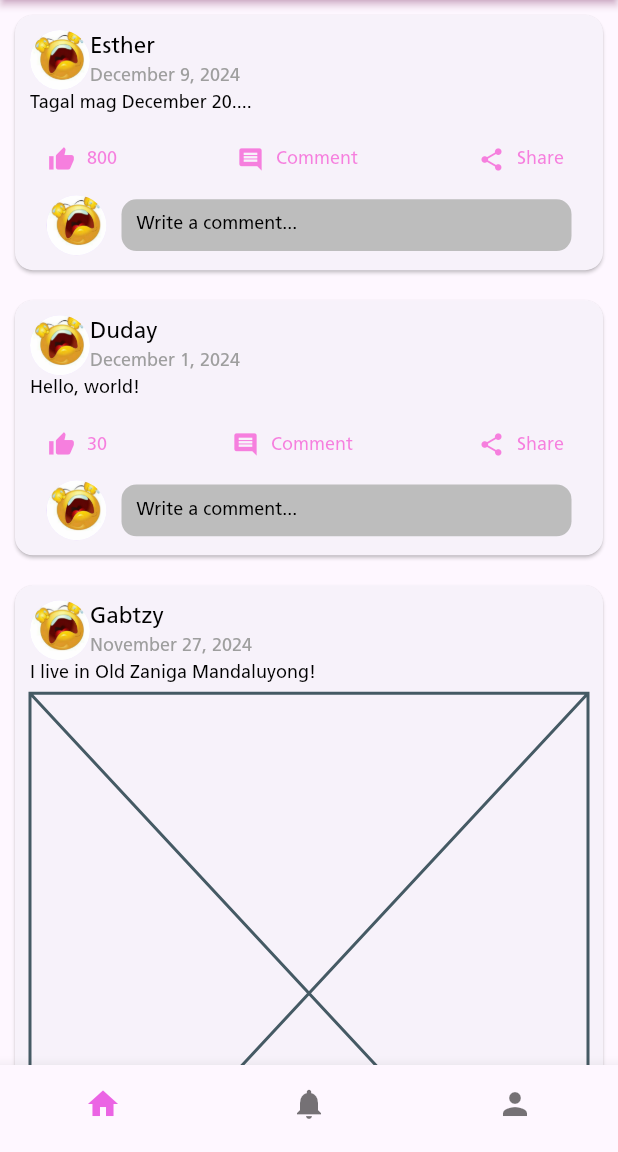
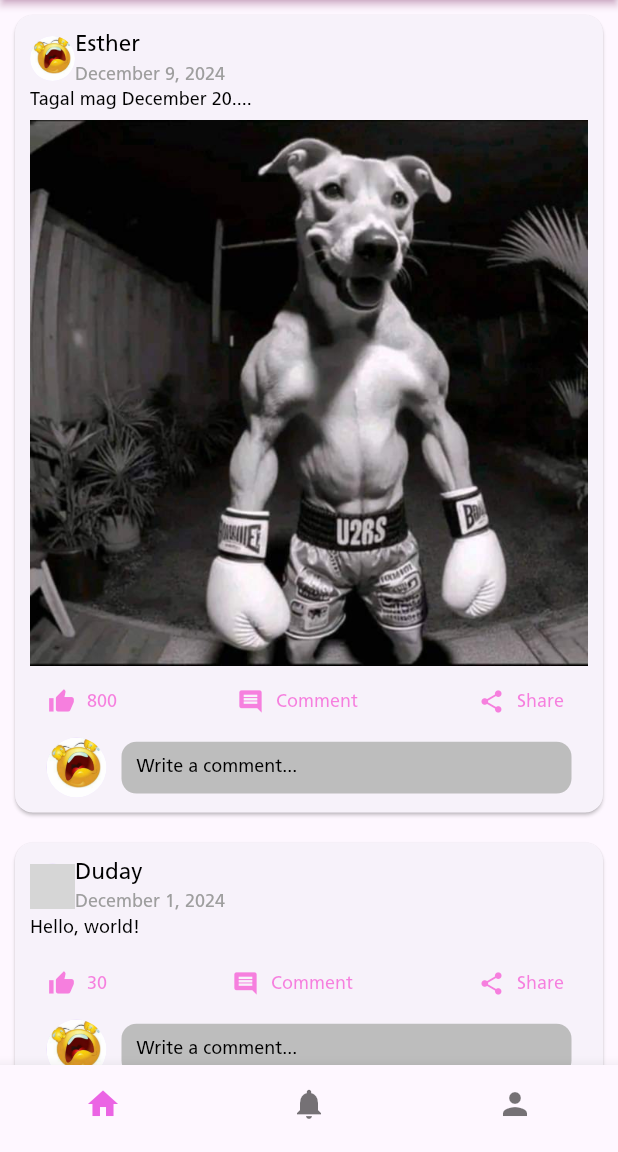
Before and after one commit to snekiz/fb_replica, a Flutter app: the screen it shows after launch, after a tap on "Comment", on a phone screen of 412 x 824 dp, the part 84-1236 px from its top. Run offline on Flutter 3.47's test engine with Material 3 defaults, Android fonts, the phone set to English and light mode, and no system bars; our stand-ins replace flutter_screenutil; grey boxes are pictures that could not be loaded.

Commit message:
latest
dipa rin tapos last enhancement

```diff
--- a/lib/screens/newsfeed_screen.dart
+++ b/lib/screens/newsfeed_screen.dart
@@ -1,5 +1,6 @@
 import 'package:flutter/material.dart';
 import '../widgets/post_card.dart';
+
 
 class NewsFeedScreen extends StatelessWidget {
   const NewsFeedScreen({super.key});
@@ -13,6 +14,8 @@ class NewsFeedScreen extends StatelessWidget {
           postContent: 'Tagal mag December 20....',
           datePosted: 'December 9, 2024',
           likes: 800,
+          profileImageUrl: 'assets/icons/crying_emoji.jpg',
+          imageUrl: 'assets/images/dog1.jpg',
         ),
         NewsFeedCard(
           userName: 'Duday',
--- a/lib/screens/notification_screen.dart
+++ b/lib/screens/notification_screen.dart
@@ -18,60 +18,84 @@ class _NotificationScreenState extends State<NotificationScreen> {
           name: 'Esther',
           post: '',
           description: 'Tagal mag December 20....',
+          date: '2023-12-01',
+          numOfLikes: 10,
+          profileImageUrl: 'assets/icons/crying_emoji.jpg',
+          imageUrl: 'assets/images/dog1.jpg',
         ),
         Divider(),
         notif.Notification(
           name: 'Duday',
-          post: '',
-          description: 'liked your post',
+          post: 'Lf work..',
+          description: 'lf work na malapit lang sa bahay',
+          date: '2023-12-02',
+          numOfLikes: 20,
+          profileImageUrl: 'assets/icons/otlum.jpg',
+          imageUrl: 'assets/images/dog2.jpg',
         ),
         Divider(),
         notif.Notification(
           name: 'Arman Salon',
           post: '',
           description: 'ayoko na....',
+          date: '2023-12-03',
+          numOfLikes: 30,
         ),
         Divider(),
         notif.Notification(
           name: 'Sneki',
           post: '',
           description: 'pagod na...',
+          date: '2023-12-04',
+          numOfLikes: 40,
         ),
         Divider(),
         notif.Notification(
           name: 'Gabtzy',
           post: 'A Photo',
           description: 'Reppin New Zaniga Mandaluyong',
+          date: '2023-12-05',
+          numOfLikes: 50,
         ),
         Divider(),
         notif.Notification(
           name: 'Test6',
           post: 'Post6',
           description: 'Description6',
+          date: '2023-12-06',
+          numOfLikes: 60,
         ),
         Divider(),
         notif.Notification(
           name: 'Test7',
           post: 'Post7',
           description: 'Description7',
+          date: '2023-12-07',
+          numOfLikes: 70,
         ),
         Divider(),
         notif.Notification(
           name: 'Test8',
           post: 'Post8',
           description: 'Description8',
+          date: '2023-12-08',
+          numOfLikes: 80,
         ),
         Divider(),
         notif.Notification(
           name: 'Test9',
           post: 'Post9',
           description: 'Description9',
+          date: '2023-12-09',
+          numOfLikes: 90,
         ),
         Divider(),
         notif.Notification(
           name: 'Test10',
           post: 'Post10',
           description: 'Description10',
+          date: '2023-12-10',
+          numOfLikes: 100,
         ),
         Divider(),
       ],
--- a/lib/widgets/notification.dart
+++ b/lib/widgets/notification.dart
@@ -1,27 +1,66 @@
+import '../widgets/custom_font.dart';
 import 'package:flutter/material.dart';
 import 'package:flutter_screenutil/flutter_screenutil.dart';
-import 'custom_font.dart';
+
+import '../screens/detail_screen.dart';
 
 class Notification extends StatelessWidget {
-  const Notification(
-      {super.key,
+  const Notification({
+    super.key,
     required this.name,
     required this.post,
-      required this.description});
+    required this.description,
+    this.icon = const Icon(Icons.person),
+    this.profileImageUrl = '',
+    this.atProfile = false,
+    required this.date,
+    this.imageUrl = '',
+    required this.numOfLikes,
+  });
 
   final String name;
+  // Post Title
   final String post;
+  // Post Content
   final String description;
+  final Icon icon;
+  final String profileImageUrl;
+  final String date;
+  final int numOfLikes;
+  final String imageUrl;
+  final bool atProfile;
 
   @override
   Widget build(BuildContext context) {
     return Container(
       padding: EdgeInsets.all(ScreenUtil().setSp(15)),
+      child: InkWell(
+        onTap: () {
+          if (atProfile) {
+            print('');
+          } else {
+            Navigator.push(
+              context,
+              MaterialPageRoute(
+                builder: (context) => DetailScreen(
+                  userName: name,
+                  postContent: description,
+                  date: date,
+                  numOfLikes: numOfLikes,
+                  imageUrl: imageUrl,
+                  profileImageUrl: profileImageUrl,
+                ),
+              ),
+            );
+          }
+        },
         child: Row(
           children: [
-          Icon(
-            Icons.person,
-            size: ScreenUtil().setSp(50),
+            (profileImageUrl == '')
+                ? icon
+                : CircleAvatar(
+                    radius: ScreenUtil().setSp(15),
+                    backgroundImage: AssetImage(profileImageUrl),
                   ),
             SizedBox(
               width: ScreenUtil().setWidth(10),
@@ -46,12 +85,21 @@ class Notification extends StatelessWidget {
                   color: Colors.black,
                   fontStyle: FontStyle.italic,
                 ),
+                SizedBox(
+                  height: ScreenUtil().setHeight(5),
+                ),
+                CustomFont(
+                  text: date,
+                  fontSize: ScreenUtil().setSp(12),
+                  color: Colors.grey.shade400,
+                ),
               ],
             ),
             const Spacer(),
             const Icon(Icons.more_horiz),
           ],
         ),
+      ),
     );
   }
 }
--- a/lib/widgets/post_card.dart
+++ b/lib/widgets/post_card.dart
@@ -1,6 +1,7 @@
 import 'package:flutter/material.dart';
 import 'package:flutter_screenutil/flutter_screenutil.dart';
 import '../constants.dart';
+import '../screens/detail_screen.dart';
 import '../widgets/custom_font.dart';
 
 class NewsFeedCard extends StatelessWidget {
@@ -9,18 +10,37 @@ class NewsFeedCard extends StatelessWidget {
   final String datePosted;
   final int likes;
   final bool hasImage;
+  final String imageUrl;
+  final String profileImageUrl;
 
   const NewsFeedCard(
       {super.key,
       required this.userName,
       required this.postContent,
       required this.datePosted,
-      required this.likes,
+      this.likes = 0,
+      this.profileImageUrl = '',
+      this.imageUrl = '',
       this.hasImage = false});
 
   @override
   Widget build(BuildContext context) {
-    return Card(
+    return InkWell(
+      onTap: () {
+        Navigator.push(
+          context,
+          MaterialPageRoute(
+              builder: (context) => DetailScreen(
+                    userName: userName,
+                    postContent: postContent,
+                    date: datePosted,
+                    numOfLikes: likes,
+                    imageUrl: imageUrl,
+                    profileImageUrl: profileImageUrl,
+                  )),
+        );
+      },
+      child: Card(
         margin: EdgeInsets.all(ScreenUtil().setSp(10)),
         child: Padding(
           padding: EdgeInsets.all(ScreenUtil().setSp(10)),
@@ -28,8 +48,10 @@ class NewsFeedCard extends StatelessWidget {
             crossAxisAlignment: CrossAxisAlignment.start,
             children: [
               Row(children: [
-              const CircleAvatar(
-                  backgroundImage: AssetImage('assets/icons/crying_emoji.jpg')),
+                CircleAvatar(
+                  radius: ScreenUtil().setSp(15),
+                  backgroundImage: AssetImage(profileImageUrl),
+                ),
                 SizedBox(height: ScreenUtil().setSp(5)),
                 Column(
                   crossAxisAlignment: CrossAxisAlignment.start,
@@ -50,11 +72,11 @@ class NewsFeedCard extends StatelessWidget {
                   fontSize: ScreenUtil().setSp(12),
                   color: Colors.black),
               SizedBox(height: ScreenUtil().setSp(5)),
-            hasImage
-                ? const Placeholder()
-                : SizedBox(
-                    height: ScreenUtil().setHeight(0.1),
-                  ),
+              imageUrl == ''
+                  ? SizedBox(
+                      height: ScreenUtil().setHeight(0),
+                    )
+                  : Image.asset(imageUrl),
               Row(
                 mainAxisAlignment: MainAxisAlignment.spaceBetween,
                 children: [
@@ -97,7 +119,8 @@ class NewsFeedCard extends StatelessWidget {
                 mainAxisAlignment: MainAxisAlignment.center,
                 children: [
                   CircleAvatar(
-                  backgroundImage: AssetImage('assets/icons/crying_emoji.jpg'),
+                    backgroundImage:
+                        AssetImage('assets/icons/crying_emoji.jpg'),
                   ),
                   SizedBox(
                     width: ScreenUtil().setWidth(10),
@@ -124,6 +147,7 @@ class NewsFeedCard extends StatelessWidget {
             ],
           ),
         ),
+      ),
     );
   }
 }
```
Also changed, not shown: lib/screens/detail_screen.dart (added, +187 -0 lines), lib/screens/home_screen.dart (line endings or trailing spaces). Lines whose indentation alone changed are shown as unchanged.
